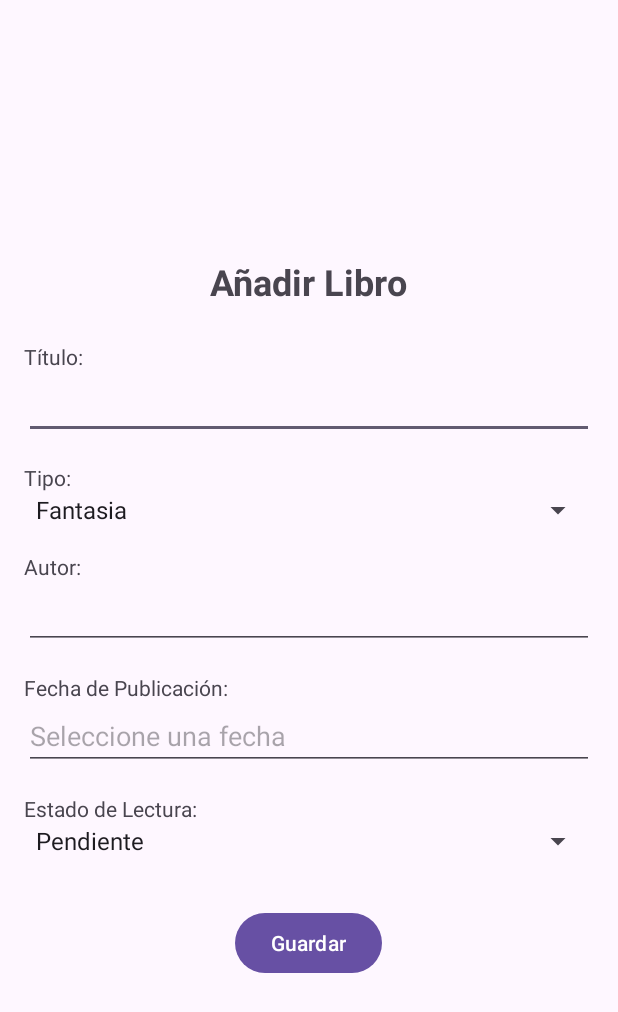
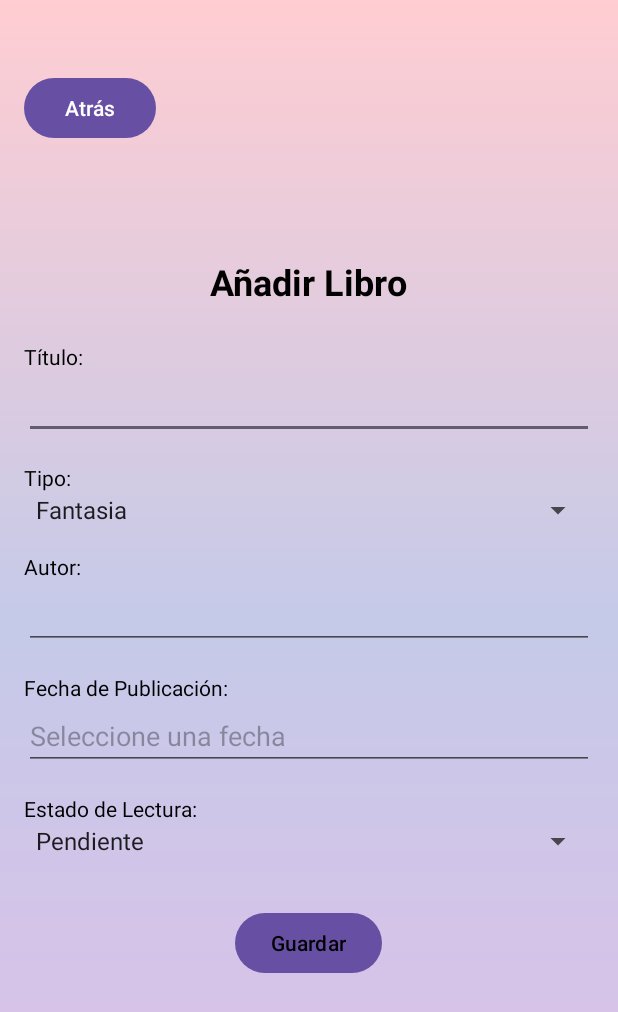
Before and after one commit to lil-mati/Booklist, an Android app: the AddBookActivity screen opened directly, with no data from a screen before it, on a phone screen of 412 x 824 dp. Shown: the top 1012 px of the screen. Run offline under Robolectric (Android 15) with nearby library versions, the phone set to English and light mode, and no system bars.

Commit message:
Botones "Atras" y "Cerrar sesion" + gradiente rosa pastel, celeste pastel y blanco

```diff
--- a/app/src/main/java/com/example/sqlite_test/AddBookActivity.java
+++ b/app/src/main/java/com/example/sqlite_test/AddBookActivity.java
@@ -25,6 +25,7 @@ public class AddBookActivity extends AppCompatActivity {
     private EditText editTextAutor;
     private Spinner spinnerEstadoLectura;
     private Button buttonGuardar;
+    private Button backButton;
 
     @Override
     protected void onCreate(Bundle savedInstanceState) {
@@ -34,6 +35,7 @@ public class AddBookActivity extends AppCompatActivity {
         editTextTitulo = findViewById(R.id.editTextTitulo);
         editTextAutor = findViewById(R.id.editTextAutor);
         editTextFechaPublicacion = findViewById(R.id.editTextFechaPublicacion);
+        backButton = findViewById(R.id.buttonBack);
 
         // Configurar Spinner de Tipo
         spinnerTipo = findViewById(R.id.spinnerTipo);
@@ -55,6 +57,8 @@ public class AddBookActivity extends AppCompatActivity {
 
         buttonGuardar = findViewById(R.id.buttonGuardar);
         buttonGuardar.setOnClickListener(v -> guardarLibro());
+
+        backButton.setOnClickListener(v -> finish());
     }
 
     private void showDatePickerDialog() {
--- a/app/src/main/java/com/example/sqlite_test/BookListActivity.java
+++ b/app/src/main/java/com/example/sqlite_test/BookListActivity.java
@@ -3,6 +3,7 @@ package com.example.sqlite_test;
 import android.database.Cursor;
 import android.os.Bundle;
 import android.util.Log;
+import android.widget.Button;
 import android.widget.ListView;
 import android.widget.Toast;
 
@@ -23,6 +24,9 @@ public class BookListActivity extends AppCompatActivity {
 
         // Find the ListView
         ListView listViewBooks = findViewById(R.id.listViewBooks);
+        Button backButton = findViewById(R.id.buttonBack);
+
+        backButton.setOnClickListener(v -> finish());
 
         // Create an instance of the DbHelper
         DbHelper dbHelper = new DbHelper(this);
--- a/app/src/main/java/com/example/sqlite_test/RegisterActivity.java
+++ b/app/src/main/java/com/example/sqlite_test/RegisterActivity.java
@@ -27,6 +27,8 @@ public class RegisterActivity extends AppCompatActivity {
         editTextPassword = findViewById(R.id.editTextPassword);
 
         Button registerButton = findViewById(R.id.buttonRegister);
+        Button backButton = findViewById(R.id.buttonBack);
+
         registerButton.setOnClickListener(v -> {
             // Obtener los datos del formulario
             String nombre = editTextNombre.getText().toString();
@@ -56,5 +58,9 @@ public class RegisterActivity extends AppCompatActivity {
             Toast.makeText(RegisterActivity.this, "Usuario registrado con éxito", Toast.LENGTH_SHORT).show();
             finish(); // Cierra esta actividad y vuelve a LoginActivity
         });
+
+        backButton.setOnClickListener(v -> {
+            finish(); // Cierra esta actividad y vuelve a la anterior
+        });
     }
 }
--- /dev/null
+++ b/app/src/main/res/drawable/gradient_background.xml
@@ -0,0 +1,10 @@
+<?xml version="1.0" encoding="utf-8"?>
+<shape xmlns:android="http://schemas.android.com/apk/res/android"
+    android:shape="rectangle">
+    <gradient
+        android:angle="270"
+        android:startColor="#FFCDD2"
+        android:centerColor="#C5CAE9"
+        android:endColor="#E1BEE7"
+        android:type="linear" />
+</shape>
--- a/app/src/main/res/layout/activity_add_book.xml
+++ b/app/src/main/res/layout/activity_add_book.xml
@@ -3,14 +3,25 @@
     xmlns:tools="http://schemas.android.com/tools"
     android:layout_width="match_parent"
     android:layout_height="match_parent"
-    android:padding="16dp"
+    android:background="@drawable/gradient_background"
     tools:context=".AddBookActivity">
+
+    <Button
+        android:id="@+id/buttonBack"
+        android:layout_width="wrap_content"
+        android:layout_height="wrap_content"
+        android:text="Atrás"
+        android:layout_alignParentStart="true"
+        android:layout_alignParentTop="true"
+        android:layout_marginStart="16dp"
+        android:layout_marginTop="48dp"/>
 
     <LinearLayout
         android:layout_width="match_parent"
         android:layout_height="wrap_content"
         android:layout_centerInParent="true"
-        android:orientation="vertical">
+        android:orientation="vertical"
+        android:padding="16dp">
 
         <TextView
             android:layout_width="wrap_content"
@@ -18,25 +29,29 @@
             android:layout_gravity="center_horizontal"
             android:layout_marginBottom="24dp"
             android:text="Añadir Libro"
+            android:textColor="@android:color/black"
             android:textSize="24sp"
             android:textStyle="bold" />
 
         <TextView
             android:layout_width="wrap_content"
             android:layout_height="wrap_content"
-            android:text="Título:" />
+            android:text="Título:"
+            android:textColor="@android:color/black" />
 
         <EditText
             android:id="@+id/editTextTitulo"
             android:layout_width="match_parent"
             android:layout_height="wrap_content"
-            android:inputType="text" />
+            android:inputType="text"
+            android:textColor="@android:color/black" />
 
         <TextView
             android:layout_width="wrap_content"
             android:layout_height="wrap_content"
             android:layout_marginTop="16dp"
-            android:text="Tipo:" />
+            android:text="Tipo:"
+            android:textColor="@android:color/black" />
 
         <Spinner
             android:id="@+id/spinnerTipo"
@@ -47,19 +62,22 @@
             android:layout_width="wrap_content"
             android:layout_height="wrap_content"
             android:layout_marginTop="16dp"
-            android:text="Autor:" />
+            android:text="Autor:"
+            android:textColor="@android:color/black" />
 
         <EditText
             android:id="@+id/editTextAutor"
             android:layout_width="match_parent"
             android:layout_height="wrap_content"
-            android:inputType="text" />
+            android:inputType="text"
+            android:textColor="@android:color/black" />
 
         <TextView
             android:layout_width="wrap_content"
             android:layout_height="wrap_content"
             android:layout_marginTop="16dp"
-            android:text="Fecha de Publicación:" />
+            android:text="Fecha de Publicación:"
+            android:textColor="@android:color/black" />
 
         <EditText
             android:id="@+id/editTextFechaPublicacion"
@@ -67,13 +85,15 @@
             android:layout_height="wrap_content"
             android:clickable="true"
             android:focusable="false"
-            android:hint="Seleccione una fecha" />
+            android:hint="Seleccione una fecha"
+            android:textColor="@android:color/black" />
 
         <TextView
             android:layout_width="wrap_content"
             android:layout_height="wrap_content"
             android:layout_marginTop="16dp"
-            android:text="Estado de Lectura:" />
+            android:text="Estado de Lectura:"
+            android:textColor="@android:color/black" />
 
         <Spinner
             android:id="@+id/spinnerEstadoLectura"
@@ -86,6 +106,7 @@
             android:layout_height="wrap_content"
             android:layout_gravity="center_horizontal"
             android:layout_marginTop="32dp"
-            android:text="Guardar" />
+            android:text="Guardar"
+            android:textColor="@android:color/black" />
     </LinearLayout>
 </RelativeLayout>
--- a/app/src/main/res/layout/activity_login.xml
+++ b/app/src/main/res/layout/activity_login.xml
@@ -4,6 +4,7 @@
     xmlns:tools="http://schemas.android.com/tools"
     android:layout_width="match_parent"
     android:layout_height="match_parent"
+    android:background="@drawable/gradient_background"
     android:padding="16dp"
     tools:context=".LoginActivity">
 
@@ -14,6 +15,7 @@
         android:layout_marginTop="200dp"
         android:hint="Usuario"
         android:inputType="text"
+        android:textColor="@android:color/black"
         app:layout_constraintEnd_toEndOf="parent"
         app:layout_constraintStart_toStartOf="parent"
         app:layout_constraintTop_toTopOf="parent" />
@@ -25,6 +27,7 @@
         android:layout_marginTop="16dp"
         android:hint="Contraseña"
         android:inputType="textPassword"
+        android:textColor="@android:color/black"
         app:layout_constraintEnd_toEndOf="parent"
         app:layout_constraintStart_toStartOf="parent"
         app:layout_constraintTop_toBottomOf="@+id/editTextUsername" />
@@ -35,6 +38,7 @@
         android:layout_height="wrap_content"
         android:layout_marginTop="24dp"
         android:text="Iniciar Sesión"
+        android:textColor="@android:color/black"
         app:layout_constraintEnd_toEndOf="parent"
         app:layout_constraintStart_toStartOf="parent"
         app:layout_constraintTop_toBottomOf="@+id/editTextPassword" />
@@ -45,6 +49,7 @@
         android:layout_height="wrap_content"
         android:layout_marginTop="8dp"
         android:text="Registrarse"
+        android:textColor="@android:color/black"
         app:layout_constraintEnd_toEndOf="parent"
         app:layout_constraintStart_toStartOf="parent"
         app:layout_constraintTop_toBottomOf="@+id/buttonLogin" />
--- a/app/src/main/res/layout/list_item_book.xml
+++ b/app/src/main/res/layout/list_item_book.xml
@@ -2,6 +2,7 @@
 <RelativeLayout xmlns:android="http://schemas.android.com/apk/res/android"
     android:layout_width="match_parent"
     android:layout_height="wrap_content"
+    android:background="@drawable/gradient_background"
     android:padding="16dp">
 
     <LinearLayout
@@ -19,6 +20,7 @@
             android:layout_width="wrap_content"
             android:layout_height="wrap_content"
             android:text="Título del Libro"
+            android:textColor="@android:color/black"
             android:textSize="18sp"
             android:textStyle="bold" />
 
@@ -26,6 +28,7 @@
             android:id="@+id/textViewAuthor"
             android:layout_width="wrap_content"
             android:layout_height="wrap_content"
+            android:textColor="@android:color/black"
             android:text="Autor" />
 
         <TextView
@@ -35,6 +38,7 @@
             android:layout_marginTop="4dp"
             android:textStyle="italic"
             android:visibility="gone"
+            android:textColor="@android:color/black"
             android:text="Comentario"/>
     </LinearLayout>
 
@@ -51,6 +55,7 @@
             android:id="@+id/buttonEdit"
             android:layout_width="wrap_content"
             android:layout_height="wrap_content"
+            android:textColor="@android:color/black"
             android:text="📝" />
 
         <Button
@@ -58,6 +63,7 @@
             android:layout_width="wrap_content"
             android:layout_height="wrap_content"
             android:layout_marginStart="8dp"
+            android:textColor="@android:color/black"
             android:text="🗑️" />
     </LinearLayout>
 
```
Also changed, not shown: app/src/main/java/com/example/sqlite_test/MainActivity.java (+15 -1 lines), app/src/main/res/layout/activity_book_list.xml (+16 -5 lines), app/src/main/res/layout/activity_main.xml (+16 -1 lines), app/src/main/res/layout/activity_register.xml (+24 -7 lines).
